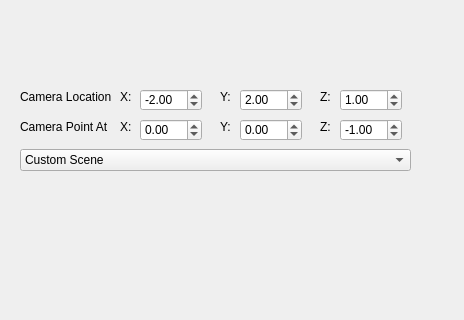
Old version of the form ui/mainwindow.ui in the repository jrem090/Raytracer; both pictures show x 0 to 464 and y 278 to 598 of the 464 by 718 pixel window.
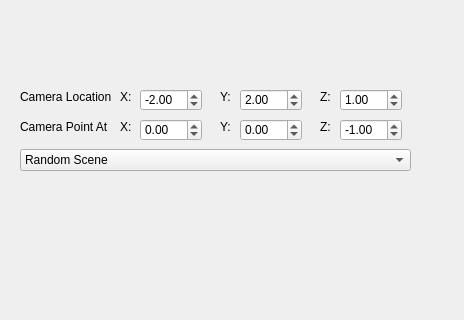
New version of the form.

Commit message: Continue developing UI. Random Scene Generator complete(for now) bones created for custom scene generator.consider margin fix

Diff of the .ui file:
```diff
--- a/ui/mainwindow.ui
+++ b/ui/mainwindow.ui
@@ -336,7 +336,7 @@
     </property>
     <item>
      <property name="text">
-      <string>Custom Scene</string>
+      <string>Random Scene</string>
      </property>
     </item>
     <item>
```
Left out of the diff: 2 changed lines with no effect on the pictures. The commit also changes 15 other files.
